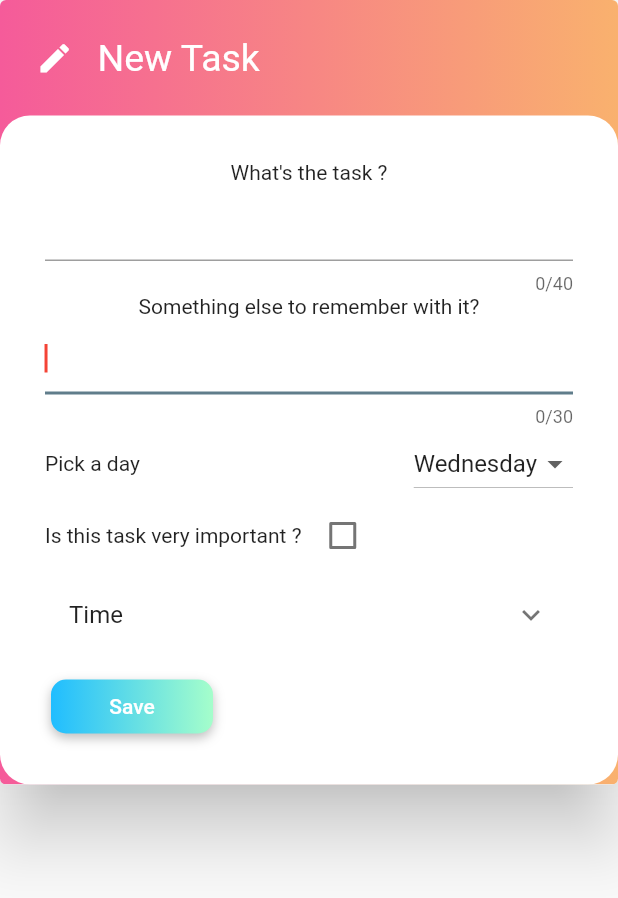
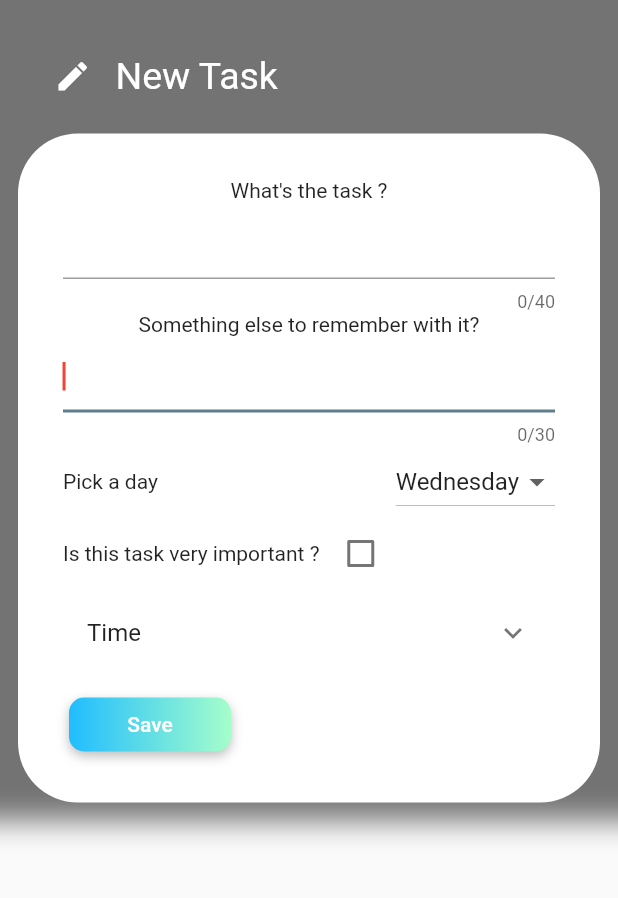
Before and after one commit to aswinmurali-io/whatsmytodaystasks, a Flutter app: the TaskDialog widget shown alone on an empty page, opened directly with empty values, on a phone screen of 412 x 824 dp. Shown: the top 898 px of the screen. Run offline on Flutter 3.47's test engine with Material 2 defaults, Android fonts, the phone set to English and light mode, and no system bars; drawn by our look-alikes of gradient_widgets; our stand-ins replace cloud_firestore, firebase_auth, firebase_crashlytics, jiffy, progress_dialog, pull_to_refresh and 1 more; missing offline and left inert: flutter_animator, flutter_gradient_colors; accounts and stored records are empty; statements that could not run were skipped.

```diff
--- a/lib/custom_dialog.dart
+++ b/lib/custom_dialog.dart
@@ -1,5 +1,5 @@
+import 'dart:ui';
 import 'package:flutter/material.dart';
-import 'package:gradient_widgets/gradient_widgets.dart';
 
 class CustomGradientDialogForm extends StatefulWidget {
   final Color titleBackground;
@@ -28,14 +28,12 @@ class CustomGradientDialogForm extends StatefulWidget {
 class _CustomGradientDialogFormState extends State<CustomGradientDialogForm> {
   @override
   Widget build(BuildContext context) {
-    return Container(
-      child: AnimatedContainer(
-        duration: widget.animationDuration ?? Duration(seconds: 1),
-        curve: Curves.fastLinearToSlowEaseIn,
-        child: GradientCard(
-          margin: EdgeInsets.all(0),
-          elevation: 20,
-          shadowColor: Colors.black87,
+    return Material(
+      color: Colors.black54,
+      child: BackdropFilter(
+        filter: ImageFilter.blur(sigmaX: 10.0, sigmaY: 10.0),
+        child: Padding(
+          padding: const EdgeInsets.all(12.0),
           child: Column(
             mainAxisSize: MainAxisSize.min,
             mainAxisAlignment: MainAxisAlignment.center,
@@ -67,7 +65,7 @@ class _CustomGradientDialogFormState extends State<CustomGradientDialogForm> {
                 padding: widget.contentPadding ?? EdgeInsets.all(30),
                 decoration: BoxDecoration(
                   color: widget.contentBackground ?? Colors.grey[300],
-                  borderRadius: BorderRadius.all(Radius.circular(20)),
+                  borderRadius: BorderRadius.all(Radius.circular(40)),
                 ),
                 child: widget.content,
               )
--- a/lib/tasks_dialog.dart
+++ b/lib/tasks_dialog.dart
@@ -1,5 +1,6 @@
 import 'package:flutter/foundation.dart';
 import 'package:flutter/material.dart';
+import 'package:flutter/services.dart';
 import 'package:gradient_widgets/gradient_widgets.dart';
 import 'package:intl/intl.dart';
 import 'package:jiffy/jiffy.dart';
@@ -65,7 +66,14 @@ class _TaskDialogState extends State<TaskDialog> {
   Widget build(BuildContext context) {
     String _currentWeek, dropdown, week;
     _currentWeek = dropdown = week = Jiffy(DateTime.now()).EEEE;
-    return CustomGradientDialogForm(
+    return AnnotatedRegion<SystemUiOverlayStyle>(
+      value: SystemUiOverlayStyle(
+          statusBarColor: Colors.transparent,
+          statusBarIconBrightness: Brightness.light,
+          systemNavigationBarColor: Colors.black54.withOpacity(0.55),
+          systemNavigationBarDividerColor: Colors.transparent,
+          systemNavigationBarIconBrightness: Brightness.light),
+      child: CustomGradientDialogForm(
         title: Text((modifyWhat) ? "Edit Task" : "New Task", style: TextStyle(color: Colors.white, fontSize: 25)),
         content: Column(
           children: [
@@ -238,6 +246,7 @@ class _TaskDialogState extends State<TaskDialog> {
         titleBackground: Colors.red,
         contentBackground: Colors.white,
         icon: const Icon(Icons.edit, color: Colors.white, size: 25),
+      ),
     );
   }
 }
```
Also changed, not shown: lib/mytask_view.dart (+30 -11 lines). Lines whose indentation alone changed are shown as unchanged.
